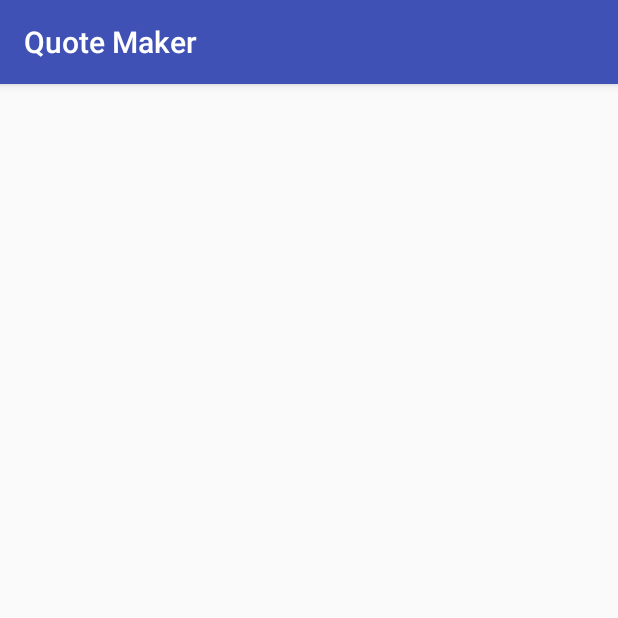
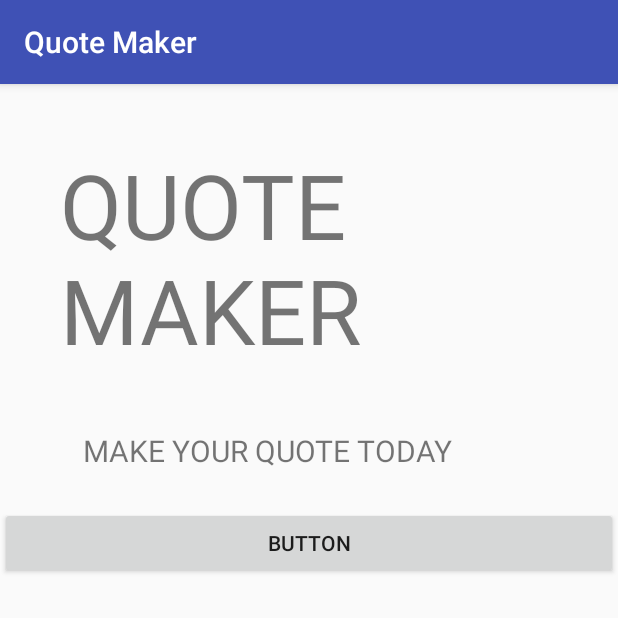
Before and after one commit to Siddharth1698/Quote-Maker, an Android app: the screen it shows after launch (MainActivity), on a phone screen of 412 x 824 dp, the top half of it. Run offline under Robolectric (Android 15) with nearby library versions, the phone set to English and light mode, and no system bars.

Commit message:
Basic UI

```diff
--- a/app/src/main/res/layout/activity_main.xml
+++ b/app/src/main/res/layout/activity_main.xml
@@ -4,6 +4,28 @@
     xmlns:tools="http://schemas.android.com/tools"
     android:layout_width="match_parent"
     android:layout_height="match_parent"
+    android:orientation="vertical"
     tools:context=".MainActivity">
 
+    <TextView
+        android:id="@+id/textView3"
+        android:layout_width="match_parent"
+        android:layout_height="wrap_content"
+        android:padding="40dp"
+        android:text="QUOTE MAKER"
+        android:textSize="60dp" />
+
+    <TextView
+        android:id="@+id/textView4"
+        android:layout_width="match_parent"
+        android:layout_height="51dp"
+        android:paddingLeft="55dp"
+        android:text="MAKE YOUR QUOTE TODAY"
+        android:textSize="20dp" />
+
+    <Button
+        android:id="@+id/button"
+        android:layout_width="match_parent"
+        android:layout_height="wrap_content"
+        android:text="Button" />
 </LinearLayout>
```
